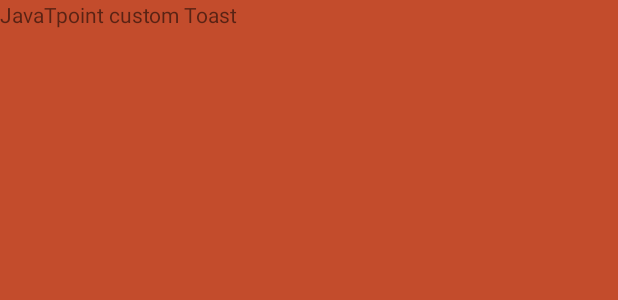
After one commit to hello9717/IntentsProj-Tute2, an Android app: the layout custom_toast.xml on its own in the app's theme, with its tools: preview values and no code run, on a phone screen of 412 x 824 dp. The commit adds this screen. Shown: the top 300 px of the screen. Run offline under Robolectric (Android 15) with nearby library versions, the phone set to English and light mode, and no system bars.

Commit message:
first commited

```diff
--- a/app/build.gradle
+++ b/app/build.gradle
@@ -1,4 +1,6 @@
 apply plugin: 'com.android.application'
+apply plugin: 'kotlin-android'
+apply plugin: 'kotlin-android-extensions'
 
 android {
     compileSdkVersion 29
@@ -31,4 +33,5 @@ dependencies {
     testImplementation 'junit:junit:4.12'
     androidTestImplementation 'androidx.test.ext:junit:1.1.1'
     androidTestImplementation 'androidx.test.espresso:espresso-core:3.2.0'
+    implementation "org.jetbrains.kotlin:kotlin-stdlib-jdk7:$kotlin_version"
 }
--- a/app/src/main/AndroidManifest.xml
+++ b/app/src/main/AndroidManifest.xml
@@ -9,7 +9,7 @@
         android:roundIcon="@mipmap/ic_launcher_round"
         android:supportsRtl="true"
         android:theme="@style/AppTheme">
-        <activity android:name=".SecondActivity"></activity>
+        <activity android:name=".SecondActivity" />
         <activity android:name=".MainActivity">
             <intent-filter>
                 <action android:name="android.intent.action.MAIN" />
--- a/app/src/main/res/layout/activity_main.xml
+++ b/app/src/main/res/layout/activity_main.xml
@@ -42,13 +42,13 @@
         android:layout_marginBottom="40dp"
         android:ems="10"
         android:inputType="textPersonName"
-        app:layout_constraintBottom_toTopOf="@+id/editText2"
+        app:layout_constraintBottom_toTopOf="@+id/displayNo2"
         app:layout_constraintEnd_toEndOf="parent"
         app:layout_constraintStart_toEndOf="@+id/textView3"
         app:layout_constraintTop_toTopOf="parent" />
 
     <EditText
-        android:id="@+id/editText2"
+        android:id="@+id/displayNo2"
         android:layout_width="wrap_content"
         android:layout_height="wrap_content"
         android:layout_marginStart="31dp"
@@ -76,6 +76,6 @@
         app:layout_constraintBottom_toBottomOf="parent"
         app:layout_constraintEnd_toEndOf="parent"
         app:layout_constraintStart_toStartOf="parent"
-        app:layout_constraintTop_toBottomOf="@+id/editText2" />
+        app:layout_constraintTop_toBottomOf="@+id/displayNo2" />
 
 </androidx.constraintlayout.widget.ConstraintLayout>
--- /dev/null
+++ b/app/src/main/res/layout/custom_toast.xml
@@ -0,0 +1,23 @@
+<?xml version="1.0" encoding="utf-8"?>
+<LinearLayout xmlns:android="http://schemas.android.com/apk/res/android"
+    android:layout_width="match_parent"
+    android:layout_height="match_parent"
+    android:id="@+id/custom_toast_layout"
+    android:orientation="vertical"
+    android:background="#C34C2C" >
+
+    <ImageView
+        android:id="@+id/custom_toast_image"
+        android:layout_width="wrap_content"
+        android:layout_height="wrap_content"
+        android:contentDescription="Hello world"
+        android:src="@drawable/customToastImage" />
+
+    <TextView
+        android:id="@+id/custom_toast_message"
+        android:layout_width="wrap_content"
+        android:layout_height="wrap_content"
+        android:contentDescription="To"
+        android:text="JavaTpoint custom Toast" />
+
+</LinearLayout>
--- /dev/null
+++ b/app/src/main/res/values/refs.xml
@@ -0,0 +1,4 @@
+<?xml version="1.0" encoding="utf-8"?>
+<resources>
+    <drawable name="customToastImage" />
+</resources>
--- a/build.gradle
+++ b/build.gradle
@@ -2,6 +2,9 @@
 
 buildscript {
 
+    ext {
+        kotlin_version = '1.3.61'
+    }
     repositories {
         google()
         jcenter()
@@ -9,6 +12,7 @@ buildscript {
     }
     dependencies {
         classpath 'com.android.tools.build:gradle:3.6.1'
+        classpath "org.jetbrains.kotlin:kotlin-gradle-plugin:$kotlin_version"
 
 
         // NOTE: Do not place your application dependencies here; they belong
```
Also changed, not shown: app/src/main/java/com/example/intentsproj/MainActivity.java (+10 -4 lines), app/src/main/java/com/example/intentsproj/SecondActivity.java (+22 -5 lines), app/src/main/res/layout/activity_second.xml (+5 -5 lines).
